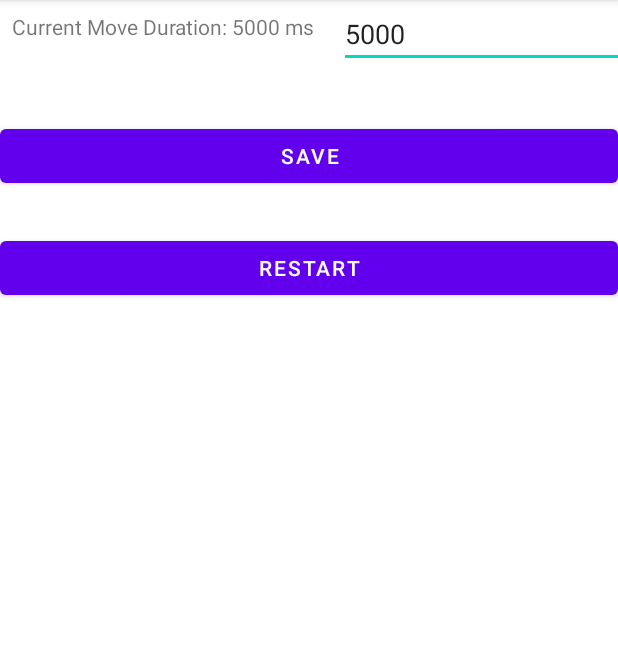
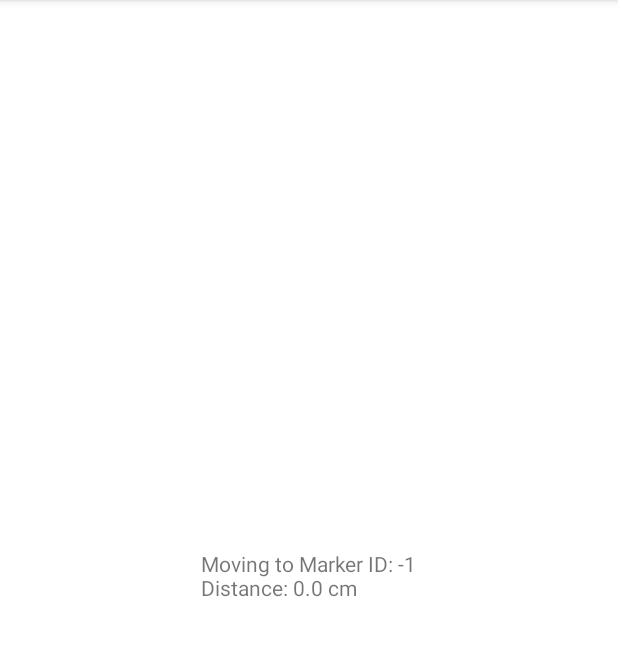
Before and after one commit to AEROQUADRA/AeroQuadra-BlackBox, an Android app: the MoveActivity screen opened directly, with no data from a screen before it, on a phone screen of 412 x 824 dp, the part 84-740 px from its top. Run offline under Robolectric (Android 15) with nearby library versions, the phone set to English and light mode, and no system bars.

Commit message:
new detect aruco activity and main flow

```diff
--- a/app/src/main/java/com/example/aa_usk_8/MoveActivity.java
+++ b/app/src/main/java/com/example/aa_usk_8/MoveActivity.java
@@ -1,57 +1,44 @@
 package com.example.aa_usk_8;
+
+import android.content.Intent;
+import android.content.SharedPreferences;
+import android.os.Bundle;
+import android.os.Handler;
+import android.widget.TextView;
 
 import androidx.appcompat.app.AppCompatActivity;
 
-import android.content.Context;
-import android.content.Intent;
-import android.content.SharedPreferences;
-import android.os.Bundle;
-import android.view.View;
-import android.widget.EditText;
-import android.widget.TextView;
-import android.widget.Toast;
-
 public class MoveActivity extends AppCompatActivity {
 
-    private EditText moveDurationEditText;
-    private TextView moveDurationTextView;
-
-    private SharedPreferences sharedPreferences;
-    private static final String SHARED_PREFS_FILE = "MoveActivitySharedPrefs";
-    private static final String MOVE_DURATION_KEY = "moveDuration";
+    private TextView txtMoveInfo;
+    private int moveDuration;
 
     @Override
     protected void onCreate(Bundle savedInstanceState) {
         super.onCreate(savedInstanceState);
         setContentView(R.layout.activity_move);
 
-        moveDurationEditText = findViewById(R.id.moveDurationEditText);
-        moveDurationTextView = findViewById(R.id.moveDurationTextView);
+        txtMoveInfo = findViewById(R.id.txtMoveInfo);
 
-        sharedPreferences = getSharedPreferences(SHARED_PREFS_FILE, Context.MODE_PRIVATE);
-        int savedDuration = sharedPreferences.getInt(MOVE_DURATION_KEY, 5000); // Default duration 5000 ms
-        moveDurationEditText.setText(String.valueOf(savedDuration));
-        moveDurationTextView.setText("Current Move Duration: " + savedDuration + " ms");
-    }
+        // Get move duration from SharedPreferences
+        SharedPreferences prefs = getSharedPreferences("robotConfig", MODE_PRIVATE);
+        moveDuration = prefs.getInt("moveDuration", 2000); // Default to 2000 ms
 
-    public void saveDuration(View view) {
-        String durationStr = moveDurationEditText.getText().toString();
-        if (!durationStr.isEmpty()) {
-            int duration = Integer.parseInt(durationStr);
-            SharedPreferences.Editor editor = sharedPreferences.edit();
-            editor.putInt(MOVE_DURATION_KEY, duration);
-            editor.apply();
-            moveDurationTextView.setText("Current Move Duration: " + duration + " ms");
-            Toast.makeText(this, "Move Duration Saved: " + duration + " ms", Toast.LENGTH_SHORT).show();
-        } else {
-            Toast.makeText(this, "Please enter a valid duration", Toast.LENGTH_SHORT).show();
-        }
-    }
+        int detectedMarkerId = getIntent().getIntExtra("detectedMarkerId", -1);
+        double distanceToMarker = getIntent().getDoubleExtra("distanceToMarker", 0);
 
-    public void restartMainActivity(View view) {
-        Intent intent = new Intent(this, MainActivity.class);
-        intent.addFlags(Intent.FLAG_ACTIVITY_CLEAR_TOP | Intent.FLAG_ACTIVITY_CLEAR_TASK | Intent.FLAG_ACTIVITY_NEW_TASK);
-        startActivity(intent);
-        finish(); // Finish ProgramEndsActivity so it's not kept in the back stack
+        txtMoveInfo.setText("Moving to Marker ID: " + detectedMarkerId + "\nDistance: " + distanceToMarker + " cm");
+
+        new Handler().postDelayed(() -> {
+            Intent intent;
+            if (detectedMarkerId == 0) {
+                intent = new Intent(MoveActivity.this, ProgramEndsActivity.class);
+            } else {
+                intent = new Intent(MoveActivity.this, RotationActivity.class);
+                intent.putExtra("detectedMarkerId", detectedMarkerId);
+            }
+            startActivity(intent);
+            finish();
+        }, moveDuration);
     }
 }
--- a/app/src/main/res/layout/activity_move.xml
+++ b/app/src/main/res/layout/activity_move.xml
@@ -1,55 +1,11 @@
-<?xml version="1.0" encoding="utf-8"?>
-<androidx.constraintlayout.widget.ConstraintLayout xmlns:android="http://schemas.android.com/apk/res/android"
-    xmlns:app="http://schemas.android.com/apk/res-auto"
-    xmlns:tools="http://schemas.android.com/tools"
+<RelativeLayout xmlns:android="http://schemas.android.com/apk/res/android"
     android:layout_width="match_parent"
-    android:layout_height="match_parent"
-    tools:context=".MoveActivity">
+    android:layout_height="match_parent">
 
     <TextView
-        android:id="@+id/moveDurationTextView"
+        android:id="@+id/txtMoveInfo"
         android:layout_width="wrap_content"
         android:layout_height="wrap_content"
-        android:text="Move Duration (ms):"
-        app:layout_constraintStart_toStartOf="parent"
-        app:layout_constraintTop_toTopOf="parent"
-        android:padding="8dp"/>
-
-    <EditText
-        android:id="@+id/moveDurationEditText"
-        android:layout_width="wrap_content"
-        android:layout_height="wrap_content"
-        android:hint="Enter duration in milliseconds"
-        app:layout_constraintStart_toEndOf="@id/moveDurationTextView"
-        app:layout_constraintTop_toTopOf="@id/moveDurationTextView"
-        android:inputType="number"
-        android:layout_marginStart="8dp"/>
-
-    <Button
-        android:id="@+id/saveDurationButton"
-        android:layout_width="0dp"
-        android:layout_height="wrap_content"
-        android:onClick="saveDuration"
-        android:text="Save"
-        app:layout_constraintBottom_toBottomOf="parent"
-        app:layout_constraintEnd_toEndOf="parent"
-        app:layout_constraintHorizontal_bias="0.0"
-        app:layout_constraintStart_toStartOf="parent"
-        app:layout_constraintTop_toTopOf="parent"
-        app:layout_constraintVertical_bias="0.111" />
-
-    <Button
-        android:id="@+id/btn_restart"
-        android:layout_width="0dp"
-        android:layout_height="wrap_content"
-        android:layout_below="@id/moveDurationTextView"
-        android:onClick="restartMainActivity"
-        android:text="Restart"
-        app:layout_constraintBottom_toBottomOf="parent"
-        app:layout_constraintEnd_toEndOf="parent"
-        app:layout_constraintHorizontal_bias="0.0"
-        app:layout_constraintStart_toStartOf="parent"
-        app:layout_constraintTop_toTopOf="parent"
-        app:layout_constraintVertical_bias="0.215" />
-
-</androidx.constraintlayout.widget.ConstraintLayout>
+        android:text="Moving..."
+        android:layout_centerInParent="true" />
+</RelativeLayout>
```
Also changed, not shown: app/src/main/java/com/example/aa_usk_8/DetectArucoActivity.java (+19 -4 lines), app/src/main/java/com/example/aa_usk_8/MainActivity.java (+21 -2 lines), app/src/main/java/com/example/aa_usk_8/RotationActivity.java (+7 -17 lines), app/src/main/res/layout/activity_main.xml (+10 -1 lines).
